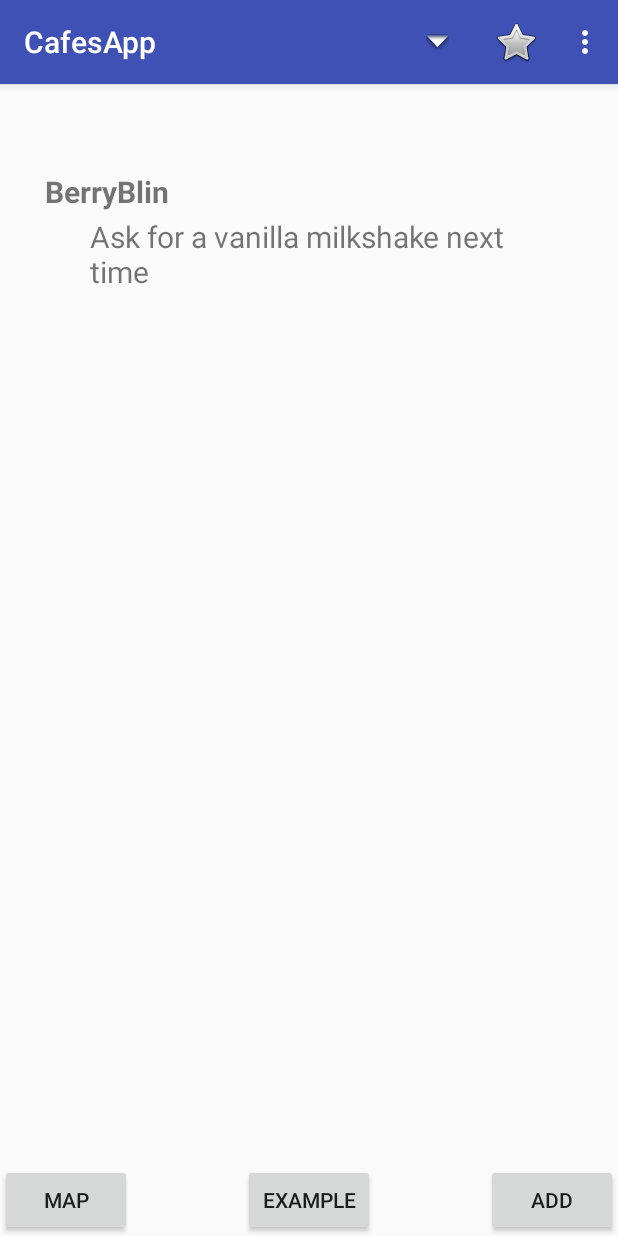
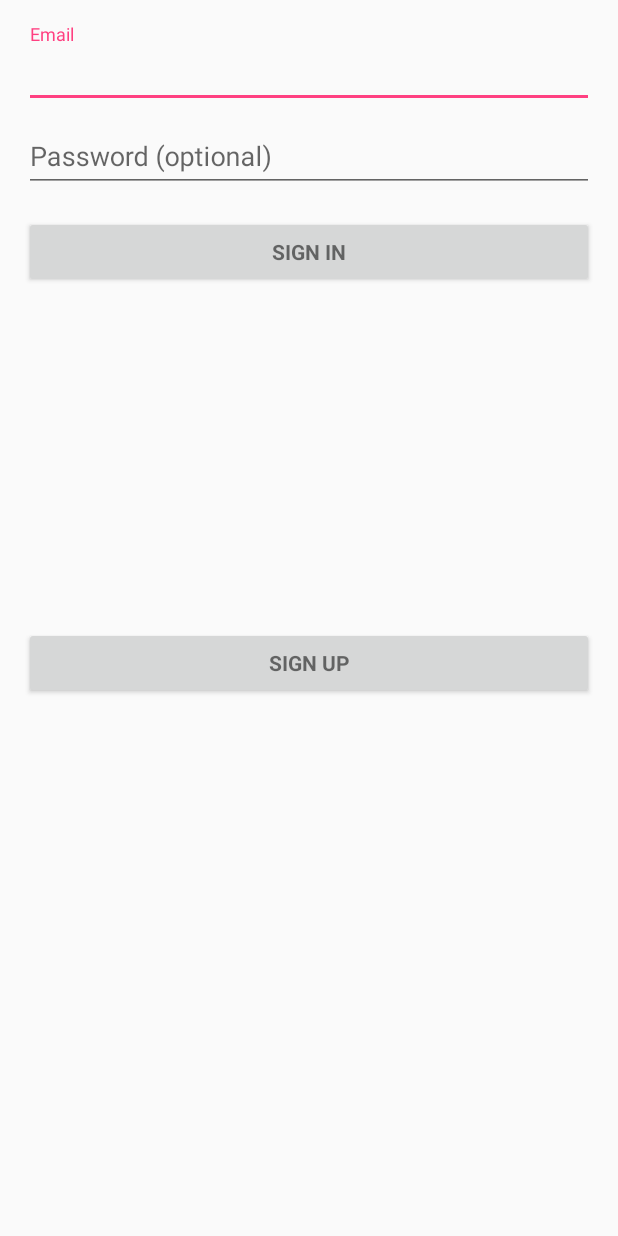
Before and after one commit to AlenKir/CafesApp, an Android app: the screen it shows after launch (MainActivity before the commit, LoginActivity after it), on a phone screen of 412 x 824 dp. Run offline under Robolectric (Android 15) with nearby library versions, the phone set to English and light mode, and no system bars.

Commit message:
a DRAFT of the login

```diff
--- /dev/null
+++ b/app/src/main/java/com/example/alena_adm/cafesapp/LoginActivity.java
@@ -0,0 +1,52 @@
+package com.example.alena_adm.cafesapp;
+
+
+import android.content.Context;
+import android.content.Intent;
+import android.support.v7.app.AppCompatActivity;
+import android.os.Bundle;
+import android.view.View;
+import android.widget.AutoCompleteTextView;
+import android.widget.EditText;
+import android.widget.TextView;
+import android.widget.Toast;
+
+/**
+ * A login screen that offers login via email/password.
+ */
+public class LoginActivity extends AppCompatActivity{
+
+    AutoCompleteTextView tw;
+    EditText password;
+
+    @Override
+    protected void onCreate(Bundle savedInstanceState) {
+        super.onCreate(savedInstanceState);
+        setContentView(R.layout.activity_login);
+    }
+
+
+    public void onClickLogin(View view) {
+        tw = findViewById(R.id.email);
+        String login = tw.getText().toString();
+        password = findViewById(R.id.password);
+        String pass = password.getText().toString();
+
+        if (login.equals(""))
+        {
+            Intent intObj = new Intent(this, MainActivity.class);
+            startActivity(intObj);
+        }
+        if (login.equals("admin@gmail.com"))
+        {
+            if (pass.equals("123456"))
+            {
+                Intent intObj = new Intent(this, MainActivity.class);
+                startActivity(intObj);
+            }
+            else
+                Toast.makeText(getApplicationContext(),
+                        "Wrong password, try again", Toast.LENGTH_SHORT).show();
+        }
+    }
+}
--- /dev/null
+++ b/app/src/main/res/layout/activity_login.xml
@@ -0,0 +1,84 @@
+<LinearLayout xmlns:android="http://schemas.android.com/apk/res/android"
+    xmlns:tools="http://schemas.android.com/tools"
+    android:layout_width="match_parent"
+    android:layout_height="match_parent"
+    android:gravity="center_horizontal"
+    android:orientation="vertical"
+    android:paddingBottom="@dimen/activity_vertical_margin"
+    android:paddingLeft="@dimen/activity_horizontal_margin"
+    android:paddingRight="@dimen/activity_horizontal_margin"
+    android:paddingTop="@dimen/activity_vertical_margin"
+    tools:context="com.example.alena_adm.cafesapp.LoginActivity">
+
+    <!-- Login progress -->
+
+    <ScrollView
+        android:id="@+id/login_form"
+        android:layout_width="match_parent"
+        android:layout_height="match_parent">
+
+        <LinearLayout
+            android:id="@+id/email_login_form"
+            android:layout_width="match_parent"
+            android:layout_height="wrap_content"
+            android:orientation="vertical">
+
+            <android.support.design.widget.TextInputLayout
+                android:layout_width="match_parent"
+                android:layout_height="wrap_content">
+
+                <AutoCompleteTextView
+                    android:id="@+id/email"
+                    android:layout_width="match_parent"
+                    android:layout_height="wrap_content"
+                    android:hint="@string/prompt_email"
+                    android:inputType="textEmailAddress"
+                    android:maxLines="1"
+                    android:singleLine="true" />
+
+            </android.support.design.widget.TextInputLayout>
+
+            <android.support.design.widget.TextInputLayout
+                android:layout_width="match_parent"
+                android:layout_height="wrap_content">
+
+                <EditText
+                    android:id="@+id/password"
+                    android:layout_width="match_parent"
+                    android:layout_height="wrap_content"
+                    android:hint="@string/prompt_password"
+                    android:imeActionId="6"
+                    android:imeActionLabel="@string/action_sign_in_short"
+                    android:imeOptions="actionUnspecified"
+                    android:inputType="textPassword"
+                    android:maxLines="1"
+                    android:singleLine="true" />
+
+            </android.support.design.widget.TextInputLayout>
+
+            <Button
+                android:id="@+id/email_sign_in_button"
+                style="?android:textAppearanceSmall"
+                android:layout_width="match_parent"
+                android:layout_height="wrap_content"
+                android:layout_marginTop="16dp"
+                android:text="Sign In"
+                android:textStyle="bold"
+                android:onClick="onClickLogin"/>
+
+            <TextView
+                android:layout_width="match_parent"
+                android:layout_height="210dp" />
+
+            <Button
+                android:id="@+id/sign_up"
+                style="?android:textAppearanceSmall"
+                android:layout_width="match_parent"
+                android:layout_height="wrap_content"
+                android:layout_marginTop="16dp"
+                android:text="Sign Up"
+                android:textStyle="bold"/>
+
+        </LinearLayout>
+    </ScrollView>
+</LinearLayout>
--- a/app/src/main/res/layout/activity_main.xml
+++ b/app/src/main/res/layout/activity_main.xml
@@ -56,7 +56,7 @@
         <Button
             android:layout_width="wrap_content"
             android:layout_height="wrap_content"
-            android:text="Example"
+            android:text="SERVER"
             android:onClick="onClickToExample"
             />
     </LinearLayout>
--- a/app/src/main/res/values/dimens.xml
+++ b/app/src/main/res/values/dimens.xml
@@ -1,3 +1,6 @@
 <resources>
     <dimen name="fab_margin">16dp</dimen>
+    <!-- Default screen margins, per the Android Design guidelines. -->
+    <dimen name="activity_horizontal_margin">16dp</dimen>
+    <dimen name="activity_vertical_margin">16dp</dimen>
 </resources>
--- a/app/src/main/res/values/strings.xml
+++ b/app/src/main/res/values/strings.xml
@@ -4,4 +4,18 @@
     <string name="title_activity_maps">Map</string>
     <string name="label_cafe_id">Cafe Id</string>
     <string name="label_cafe_name">Cafe Name</string>
+    <string name="title_activity_login">Sign in</string>
+
+    <!-- Strings related to login -->
+    <string name="prompt_email">Email</string>
+    <string name="prompt_password">Password (optional)</string>
+    <string name="action_sign_in">Sign in or register</string>
+    <string name="action_sign_in_short">Sign in</string>
+    <string name="error_invalid_email">This email address is invalid</string>
+    <string name="error_invalid_password">This password is too short</string>
+    <string name="error_incorrect_password">This password is incorrect</string>
+    <string name="error_field_required">This field is required</string>
+    <string name="permission_rationale">"Contacts permissions are needed for providing email
+        completions."
+    </string>
 </resources>
```
Also changed, not shown: app/src/main/AndroidManifest.xml (+12 -7 lines).
